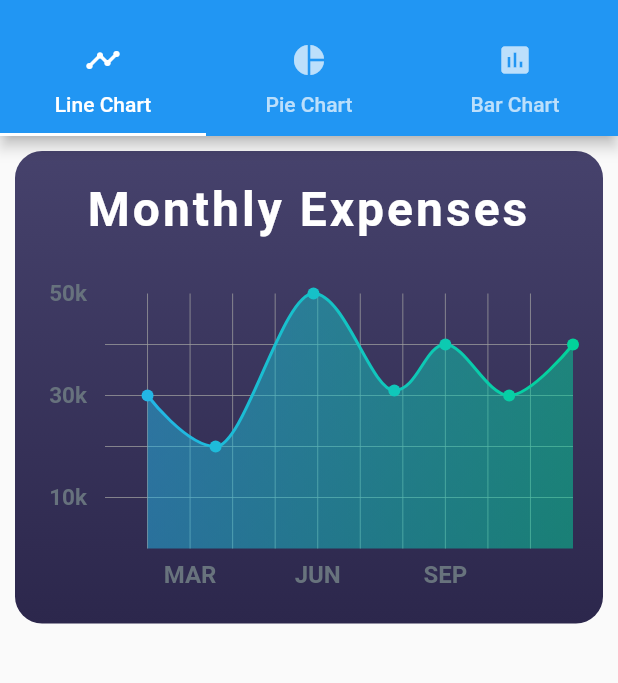
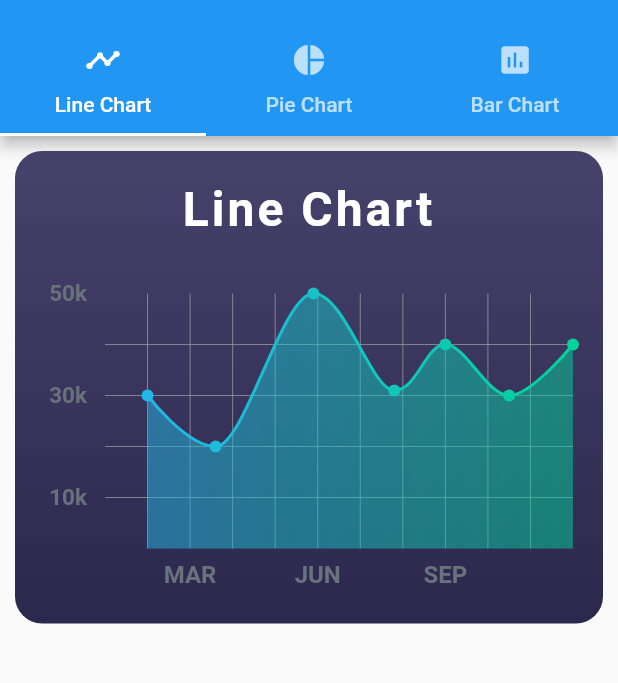
Before and after one commit to Nikhil-Wagh/FlutterCharts, a Flutter app: the screen it shows after launch, on a phone screen of 412 x 824 dp, the part 59-742 px from its top. Run offline on Flutter 3.47's test engine with Material 2 defaults, Android fonts, the phone set to English and light mode, and no system bars; drawn by our look-alikes of fl_chart; our stand-ins replace charts_flutter.

Commit message:
Removed redundant code

```diff
--- a/lib/main.dart
+++ b/lib/main.dart
@@ -51,7 +51,18 @@ class _MyHomePageState extends State<MyHomePage> {
           padding: EdgeInsets.all(10),
           child: TabBarView(
             children: [
-              Column(
+              chartCards('Line Chart', Charts().lineChart()),
+              chartCards('Pie Chart', Charts().pieChart()),
+              chartCards('Bar Chart', Charts().barChart())
+            ],
+          ),
+        ),
+      )
+    );
+  }
+
+  Column chartCards(String title, Widget widget) {
+    return Column(
       children: [
         Container(
           padding: EdgeInsets.all(20),
@@ -69,83 +80,16 @@ class _MyHomePageState extends State<MyHomePage> {
           child: Column(
             mainAxisSize: MainAxisSize.min,
             children: <Widget>[
-                        const Text('Monthly Expenses', style: TextStyle(color: Colors.white, fontSize: 32, fontWeight: FontWeight.bold, letterSpacing: 2), textAlign: TextAlign.center,),
+              Text(title, style: TextStyle(color: Colors.white, fontSize: 32, fontWeight: FontWeight.bold, letterSpacing: 2), textAlign: TextAlign.center,),
               const SizedBox(height: 37),
               ConstrainedBox(
                 constraints: BoxConstraints.expand(height: 200),
-                            child: Charts().lineChart()
+                child: widget,
               ),
             ],
           ),
         ),
       ],
-              ),
-              Column(
-                children: [
-                  Container(
-                    padding: EdgeInsets.all(20),
-                    decoration: BoxDecoration(
-                      borderRadius: const BorderRadius.all(Radius.circular(18)),
-                      gradient: LinearGradient(
-                        colors: const [
-                          Color(0xff2c274c),
-                          Color(0xff46426c),
-                        ],
-                        begin: Alignment.bottomCenter,
-                        end: Alignment.topCenter,
-                      ),
-                    ),
-                    child: Column(
-                      mainAxisSize: MainAxisSize.min,
-                      children: <Widget>[
-                        const Text('Monthly Expenses', style: TextStyle(color: Colors.white, fontSize: 32, fontWeight: FontWeight.bold, letterSpacing: 2), textAlign: TextAlign.center,),
-                        const SizedBox(height: 37),
-                        ConstrainedBox(
-                            constraints: BoxConstraints.expand(height: 200),
-                            child: Charts().pieChart(),
-                        ),
-                      ],
-                    ),
-                  ),
-                ],
-              ),
-//              Center(
-//                child: Charts().pieChart(),
-////                  child: Text('Pie', textAlign: TextAlign.center)
-//              ),
-              Column(
-                children: [
-                  Container(
-                    padding: EdgeInsets.all(20),
-                    decoration: BoxDecoration(
-                      borderRadius: const BorderRadius.all(Radius.circular(18)),
-                      gradient: LinearGradient(
-                        colors: const [
-                          Color(0xff2c274c),
-                          Color(0xff46426c),
-                        ],
-                        begin: Alignment.bottomCenter,
-                        end: Alignment.topCenter,
-                      ),
-                    ),
-                    child: Column(
-                      mainAxisSize: MainAxisSize.min,
-                      children: <Widget>[
-                        const Text('Monthly Expenses', style: TextStyle(color: Colors.white, fontSize: 32, fontWeight: FontWeight.bold, letterSpacing: 2), textAlign: TextAlign.center,),
-                        const SizedBox(height: 37),
-                        ConstrainedBox(
-                          constraints: BoxConstraints.expand(height: 200),
-                          child: Charts().barChart(),
-                        ),
-                      ],
-                    ),
-                  ),
-                ],
-              ),
-            ],
-          ),
-        ),
-      )
     );
   }
 }
```
Lines whose indentation alone changed are shown as unchanged.
